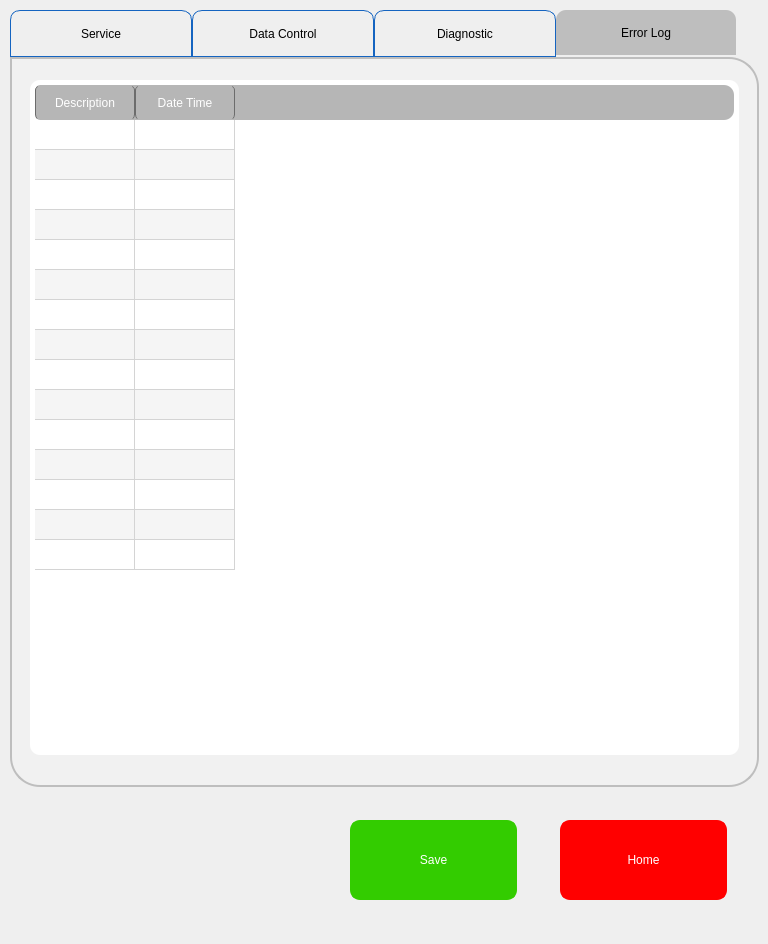
Old version of the form pApp-22-June-2021/sservice.ui in the repository ChandraMVE/PSSC_QT_Development.
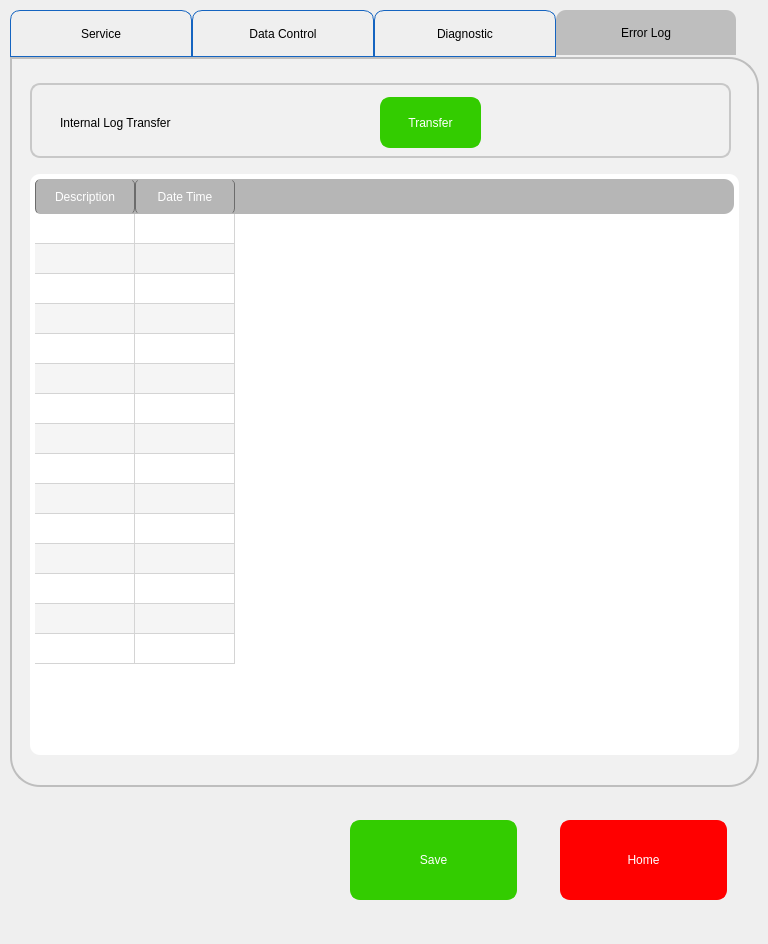
New version of the form. Icons and pictures are not drawn. Custom widgets are drawn as their Qt base class.

Patch:
```diff
--- a/pApp-22-June-2021/sservice.ui
+++ b/pApp-22-June-2021/sservice.ui
@@ -2377,9 +2377,9 @@
       <property name="geometry">
        <rect>
         <x>20</x>
-        <y>23</y>
+        <y>117</y>
         <width>709</width>
-        <height>675</height>
+        <height>581</height>
        </rect>
       </property>
       <property name="sizePolicy">
@@ -2649,6 +2649,115 @@
        </property>
       </column>
      </widget>
+     <widget class="QGroupBox" name="groupBox_13">
+      <property name="geometry">
+       <rect>
+        <x>20</x>
+        <y>10</y>
+        <width>701</width>
+        <height>91</height>
+       </rect>
+      </property>
+      <property name="styleSheet">
+       <string notr="true">QGroupBox {
+    border: 2px solid  rgb(200, 200, 200);
+    border-radius: 10px;
+    margin-top: 16px; /* leave space at the top for the title */
+    padding : 0px;
+
+}
+
+QGroupBox::title {
+    subcontrol-origin: padding;
+    subcontrol-position: top left ; /* position at the top center */
+    left : 20px;
+    top : -15px;
+}</string>
+      </property>
+      <property name="title">
+       <string/>
+      </property>
+      <widget class="QLabel" name="label_32">
+       <property name="geometry">
+        <rect>
+         <x>30</x>
+         <y>30</y>
+         <width>241</width>
+         <height>51</height>
+        </rect>
+       </property>
+       <property name="styleSheet">
+        <string notr="true">border-width: 0px;</string>
+       </property>
+       <property name="text">
+        <string>Internal Log Transfer</string>
+       </property>
+      </widget>
+      <widget class="QPushButton" name="pbTransfer">
+       <property name="geometry">
+        <rect>
+         <x>350</x>
+         <y>30</y>
+         <width>101</width>
+         <height>51</height>
+        </rect>
+       </property>
+       <property name="focusPolicy">
+        <enum>Qt::ClickFocus</enum>
+       </property>
+       <property name="styleSheet">
+        <string notr="true">QPushButton{
+background-color: rgb(51, 204, 0);
+border-width: 2px;
+border-color: rgb(51, 204, 0);
+border-style: solid;
+border-radius: 10;
+color: rgb(255, 255, 255);
+font: 75 16pt &quot;Roboto Medium&quot;;
+}
+QPushButton:disabled { 
+background-color: rgb(204, 244, 198);
+border-width: 2px;
+border-color: rgb(127, 143, 127);
+border-style: solid;
+border-radius: 10;
+color: rgb(0, 0, 0);
+font: 75 16pt &quot;Roboto Medium&quot;;
+}
+QPushButton:pressed {
+background-color: rgb(24, 163, 3);
+border-width: 2px;
+border-color: rgb(24, 163, 3);
+border-style: solid;
+border-radius: 10;
+color: rgb(255, 255, 255);
+font: 75 16pt &quot;Roboto Medium&quot;;
+}
+QPushButton:down {
+background-color: rgb(24, 163, 3);
+border-width: 2px;
+border-color: rgb(24, 163, 3);
+border-style: solid;
+border-radius: 10;
+color: rgb(0, 0, 0);
+font: 75 16pt &quot;Roboto Medium&quot;;
+}
+QPushButton:default {
+background-color: rgb(241, 241, 241);
+border-width: 2px;
+border-color: rgb(21, 100, 192);
+border-style: solid;
+border-radius: 10;
+color: rgb(0, 0, 0);
+font: 75 16pt &quot;Roboto Medium&quot;;
+}
+</string>
+       </property>
+       <property name="text">
+        <string>Transfer</string>
+       </property>
+      </widget>
+     </widget>
     </widget>
    </widget>
   </widget>
```
